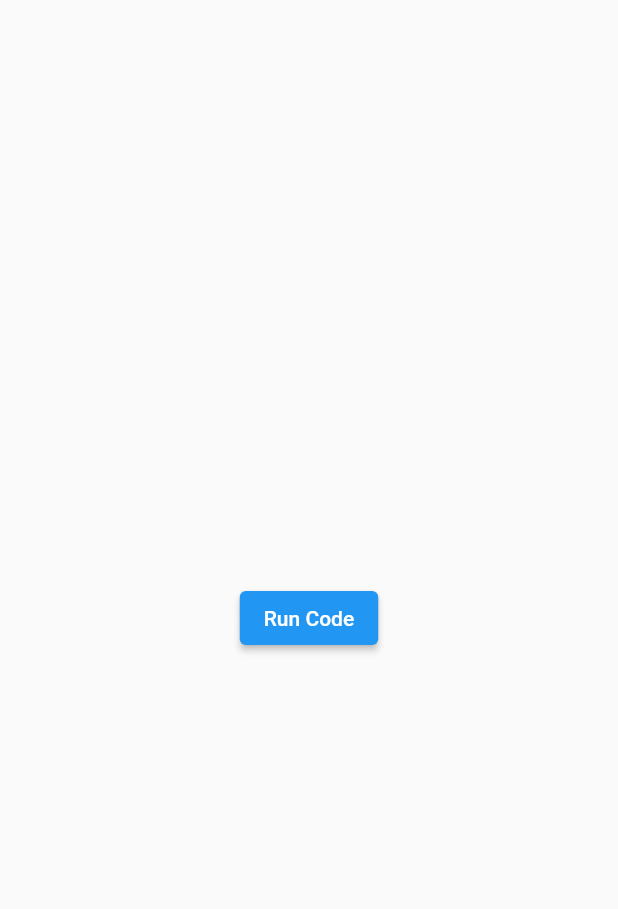
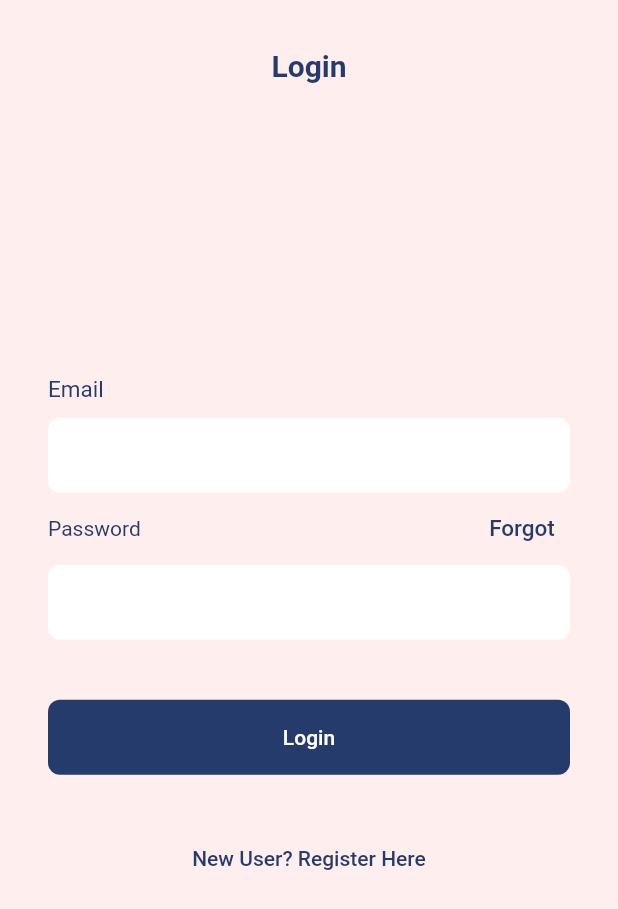
Before and after one commit to dphans/FLutter-Demo, a Flutter app: the screen it shows after launch, on a phone screen of 412 x 824 dp. Shown: the top 909 px of the screen. Run offline on Flutter 3.47's test engine with Material 2 defaults, Android fonts, the phone set to English and light mode, and no system bars.

Commit message:
login, register

```diff
--- /dev/null
+++ b/lib/app.dart
@@ -0,0 +1,14 @@
+import 'package:flutter/material.dart';
+import 'package:my_app/screens/auth/login_screen.dart';
+
+class App extends StatelessWidget {
+  const App({Key? key}) : super(key: key);
+
+  @override
+  Widget build(BuildContext context) {
+    return const MaterialApp(
+      debugShowCheckedModeBanner: false,
+      home: LoginScreen(),
+    );
+  }
+}
--- /dev/null
+++ b/lib/components/common_button.dart
@@ -0,0 +1,33 @@
+import 'package:flutter/material.dart';
+
+import '../configs.dart';
+
+class CommonButton extends StatefulWidget {
+  final String text;
+  final Function? onPressed;
+
+  const CommonButton({Key? key, required this.text, this.onPressed})
+      : super(key: key);
+
+  @override
+  _CommonButtonState createState() => _CommonButtonState();
+}
+
+class _CommonButtonState extends State<CommonButton> {
+  @override
+  Widget build(BuildContext context) {
+    return MaterialButton(
+      height: 50.0,
+      shape: const RoundedRectangleBorder(
+        borderRadius: BorderRadius.all(Radius.circular(8.0)),
+      ),
+      color: AppColors.blueColor,
+      textColor: Colors.white,
+      elevation: 0,
+      onPressed: () {
+        widget.onPressed?.call();
+      },
+      child: Text(widget.text),
+    );
+  }
+}
--- /dev/null
+++ b/lib/components/common_textfield.dart
@@ -0,0 +1,35 @@
+import 'package:flutter/material.dart';
+
+class CommonTextField extends StatefulWidget {
+  bool obscureText;
+  int maxLines;
+
+  CommonTextField({Key? key, this.obscureText = false, this.maxLines = 1})
+      : super(key: key);
+
+  @override
+  _CommonTextFieldState createState() => _CommonTextFieldState();
+}
+
+class _CommonTextFieldState extends State<CommonTextField> {
+  @override
+  Widget build(BuildContext context) {
+    return Container(
+      height: 50.0,
+      decoration: BoxDecoration(
+        color: Colors.white,
+        borderRadius: BorderRadius.all(Radius.circular(8.0)),
+      ),
+      child: Padding(
+        padding: const EdgeInsets.only(left: 16.0, right: 16.0),
+        child: TextField(
+          decoration: InputDecoration(
+            border: InputBorder.none,
+          ),
+          obscureText: widget.obscureText,
+          maxLines: widget.maxLines,
+        ),
+      ),
+    );
+  }
+}
--- /dev/null
+++ b/lib/configs.dart
@@ -0,0 +1,8 @@
+import 'package:flutter/cupertino.dart';
+
+class AppColors {
+  static const Color blueColor = Color(0xff243B6B);
+  static const Color greenColor = Color(0xff93FFDF);
+  static const Color pinkColor = Color(0xffFFEEEE);
+  static const Color whiteColor = Color(0xffFFFFFF);
+}
--- a/lib/main.dart
+++ b/lib/main.dart
@@ -1,17 +1,6 @@
 import 'package:flutter/material.dart';
-import 'package:my_app/pages/home_page.dart';
+import 'package:my_app/app.dart';
 
 void main() {
-  runApp(const MyApp());
+  runApp(const App());
 }
-
-class MyApp extends StatelessWidget {
-  const MyApp({Key? key}) : super(key: key);
-
-  @override
-  Widget build(BuildContext context) {
-    return const MaterialApp(
-      home: HomePage(),
-    );
-  }
-}
--- a/lib/pages/home_page.dart
+++ /dev/null
@@ -1,59 +0,0 @@
-import 'package:flutter/material.dart';
-
-class HomePage extends StatefulWidget {
-  const HomePage({Key? key}) : super(key: key);
-
-  @override
-  _HomePageState createState() => _HomePageState();
-}
-
-class _HomePageState extends State<HomePage> {
-  @override
-  void initState() {
-    super.initState();
-
-    // Code o day
-    // int soA = 5;
-    // int soB = 6;
-    // int ketQua = congHaiSo(soA, soB);
-    // debugPrint("Ket qua $soA va $soB la $ketQua");
-  }
-
-  int congHaiSo(int a, int b) => a + b;
-
-  void startCode() {
-    // List
-    List<String> danhSachThanhVien = [];
-
-    danhSachThanhVien.add("Van");
-    danhSachThanhVien.add("Vu");
-    danhSachThanhVien.addAll(["Bao", "Nguyen"]);
-
-    debugPrint("Tong so thanh vien: ${danhSachThanhVien.length}");
-    danhSachThanhVien.forEach((name) {
-      debugPrint(name);
-    });
-
-    List<double> diemSo = [4, 5, 6, 2, 3, 4];
-    double soLonNhat = diemSo[0];
-    diemSo.forEach((diem) {
-      if (diem > soLonNhat) {
-        soLonNhat = diem;
-      }
-    });
-    debugPrint("Diem lon nhat la: $soLonNhat");
-  }
-
-  @override
-  Widget build(BuildContext context) {
-    return Scaffold(
-      body: SafeArea(
-          child: Center(
-              child: ElevatedButton(
-                  child: const Text("Run Code"),
-                  onPressed: () {
-                    startCode();
-                  }))),
-    );
-  }
-}
--- /dev/null
+++ b/lib/screens/auth/login_screen.dart
@@ -0,0 +1,104 @@
+import 'dart:ui';
+
+import 'package:flutter/material.dart';
+import 'package:my_app/components/common_button.dart';
+import 'package:my_app/components/common_textfield.dart';
+import 'package:my_app/configs.dart';
+import 'package:my_app/screens/auth/Register_screen.dart';
+
+class LoginScreen extends StatefulWidget {
+  const LoginScreen({Key? key}) : super(key: key);
+
+  @override
+  _LoginScreenState createState() => _LoginScreenState();
+}
+
+class _LoginScreenState extends State<LoginScreen> {
+  _onSwitchToRegister() {
+    Navigator.of(context).push(MaterialPageRoute(builder: (context) {
+      return const RegisterScreen();
+    }));
+  }
+
+  @override
+  Widget build(BuildContext context) {
+    return Scaffold(
+      backgroundColor: AppColors.pinkColor,
+      body: SafeArea(
+        child: Padding(
+          padding: const EdgeInsets.all(32.0),
+          child: Column(
+            children: [
+              const Text(
+                "Login",
+                style: TextStyle(
+                    color: AppColors.blueColor,
+                    fontSize: 20,
+                    fontWeight: FontWeight.bold),
+              ),
+              Expanded(
+                child: Column(
+                  mainAxisAlignment: MainAxisAlignment.center,
+                  children: [
+                    _buildLoginForm(),
+                  ],
+                ),
+              ),
+            ],
+          ),
+        ),
+      ),
+    );
+  }
+
+  Widget _buildLoginForm() {
+    return Column(
+      crossAxisAlignment: CrossAxisAlignment.stretch,
+      children: [
+        const Text(
+          "Email",
+          style: TextStyle(color: AppColors.blueColor, fontSize: 15),
+        ),
+        Padding(
+          padding: const EdgeInsets.only(top: 10.0),
+          child: CommonTextField(),
+        ),
+        Row(
+          mainAxisAlignment: MainAxisAlignment.spaceBetween,
+          children: [
+            const Text(
+              "Password",
+              style: TextStyle(color: AppColors.blueColor),
+            ),
+            TextButton(
+                onPressed: () {},
+                child: const Text(
+                  "Forgot",
+                  style: TextStyle(color: AppColors.blueColor, fontSize: 15),
+                )),
+          ],
+        ),
+        CommonTextField(
+          obscureText: true,
+          maxLines: 1,
+        ),
+        const Padding(
+            padding: EdgeInsets.only(
+              top: 40.0,
+              bottom: 32.0,
+            ),
+            child: CommonButton(
+              text: "Login",
+            )),
+        TextButton(
+            onPressed: _onSwitchToRegister,
+            child: const Text(
+              "New User? Register Here",
+              style: TextStyle(
+                color: AppColors.blueColor,
+              ),
+            )),
+      ],
+    );
+  }
+}
--- a/pubspec.yaml
+++ b/pubspec.yaml
@@ -58,9 +58,8 @@ flutter:
   uses-material-design: true
 
   # To add assets to your application, add an assets section, like this:
-  # assets:
-  #   - images/a_dot_burr.jpeg
-  #   - images/a_dot_ham.jpeg
+  assets:
+    - assets/images/
 
   # An image asset can refer to one or more resolution-specific "variants", see
   # https://flutter.dev/assets-and-images/#resolution-aware.
```
Also changed, not shown: lib/screens/auth/register_screen.dart (added, +93 -0 lines), lib/screens/splash/splash_screen.dart (added, +55 -0 lines), assets/images/ic_app_logo.png (added), 1 other file.
